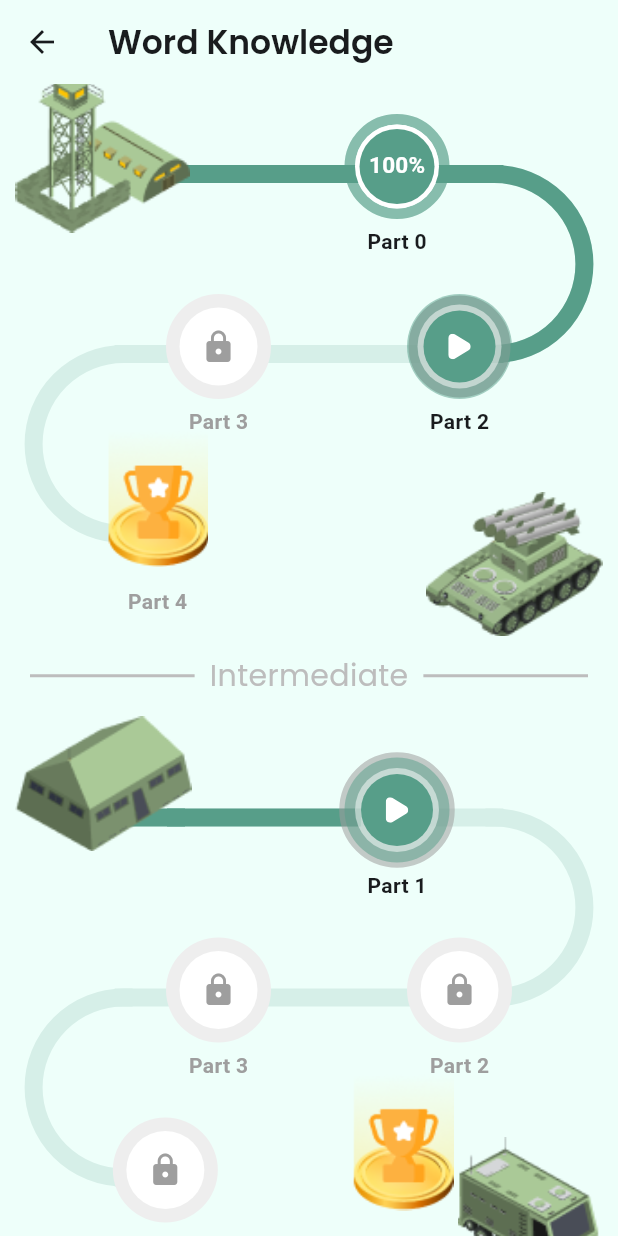
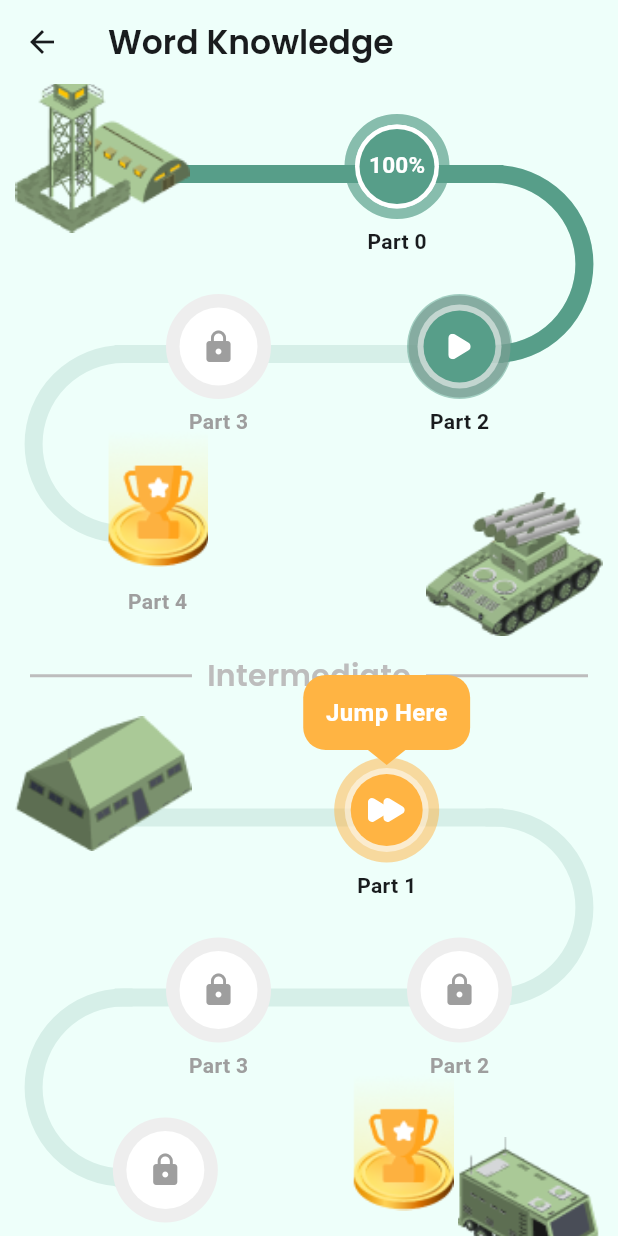
Before and after one commit to abc-elearning-app/abc_flutter_components, a Flutter app: the TestLevelsPathScreen screen opened by its route, on a phone screen of 412 x 824 dp. Run offline on Flutter 3.47's test engine with Material 3 defaults, Android fonts, the phone set to English and light mode, and no system bars; drawn by our look-alikes of oktoast, percent_indicator; our stand-ins replace figma_squircle, flutter_svg, fluttertoast, pinput.

Commit message:
minor_changes

```diff
--- a/example/lib/screens/new_components/levels_path_screen.dart
+++ b/example/lib/screens/new_components/levels_path_screen.dart
@@ -31,7 +31,7 @@ class TestLevelsPathScreen extends StatelessWidget {
           isFreeToday: false),
     ];
 
-    const int currentLevel2 = 0;
+    const int currentLevel2 = -1;
     final levelDataList2 = <LevelData>[
       LevelData(
           progress: 100,
@@ -60,7 +60,7 @@ class TestLevelsPathScreen extends StatelessWidget {
           isFreeToday: false),
     ];
 
-    const int currentLevel3 = 0;
+    const int currentLevel3 = -1;
     final levelDataList3 = <LevelData>[
       LevelData(
           progress: 100,
@@ -105,6 +105,7 @@ class TestLevelsPathScreen extends StatelessWidget {
         child: Column(
           children: [
             LevelsPath(
+              isStarted: true,
               startImage: 'assets/images/path_start.png',
               finishImage: 'assets/images/path_finish.png',
               levelDataList: levelDataList1,
@@ -126,6 +127,7 @@ class TestLevelsPathScreen extends StatelessWidget {
                   Text(
                     'Intermediate',
                     style: TextStyle(
+                        fontWeight: FontWeight.bold,
                         color: Colors.grey.shade400,
                         fontFamily: 'Poppins',
                         fontSize: 20),
@@ -162,6 +164,7 @@ class TestLevelsPathScreen extends StatelessWidget {
                   Text(
                     'Advanced',
                     style: TextStyle(
+                        fontWeight: FontWeight.bold,
                         color: Colors.grey.shade400,
                         fontFamily: 'Poppins',
                         fontSize: 20),
--- a/lib/src/widgets/levels_path/new_path_level_screen.dart
+++ b/lib/src/widgets/levels_path/new_path_level_screen.dart
@@ -17,6 +17,7 @@ class LevelData {
 }
 
 class LevelsPath extends StatefulWidget {
+  final bool isStarted;
   final String startImage;
   final String finishImage;
   final int drawSpeed;
@@ -25,6 +26,7 @@ class LevelsPath extends StatefulWidget {
 
   const LevelsPath(
       {super.key,
+      this.isStarted = false,
       required this.levelDataList,
       this.drawSpeed = 250,
       this.isFirstTimeOpen = true,
@@ -68,9 +70,13 @@ class _LevelsPathState extends State<LevelsPath> {
             : backgroundLevelLength ~/ (longRowCount + shortRowCount);
 
     // Calculate number of items to draw progress line
-    final progressLevelLength = widget.levelDataList.indexOf(
-            widget.levelDataList.firstWhere((level) => level.isCurrent)) +
-        2;
+    final progressLevelLength = widget.levelDataList
+            .where((element) => element.isCurrent)
+            .isEmpty
+        ? 0
+        : widget.levelDataList.indexOf(
+                widget.levelDataList.firstWhere((level) => level.isCurrent)) +
+            2;
     progressCycleCount = progressLevelLength <= longRowCount + shortRowCount
         ? 0
         : (progressLevelLength % (longRowCount + shortRowCount) == 0)
@@ -121,6 +127,7 @@ class _LevelsPathState extends State<LevelsPath> {
 
       // Levels
       LevelGrid(
+          isStarted: widget.isStarted,
           drawSpeed: widget.drawSpeed,
           rowItemCount: rowItemCount,
           isFirstTimeOpen: widget.isFirstTimeOpen,
--- a/lib/src/widgets/levels_path/new_widgets/level_grid.dart
+++ b/lib/src/widgets/levels_path/new_widgets/level_grid.dart
@@ -6,6 +6,7 @@ import '../../../../flutter_abc_jsc_components.dart';
 import 'level_widget.dart';
 
 class LevelGrid extends StatelessWidget {
+  final bool isStarted;
   final int drawSpeed;
   final int rowItemCount;
   final bool isFirstTimeOpen;
@@ -17,6 +18,7 @@ class LevelGrid extends StatelessWidget {
     required this.levelDataList,
     required this.drawSpeed,
     required this.rowItemCount,
+    required this.isStarted,
   });
 
   @override
@@ -89,6 +91,7 @@ class LevelGrid extends StatelessWidget {
   }
 
   Widget _getLevelWidget(int index, LevelData levelData) => Level(
+      isStarted: isStarted,
       rowItemCount: rowItemCount,
       progress: levelData.progress,
       isCurrent: levelData.isCurrent,
--- a/lib/src/widgets/levels_path/new_widgets/level_widget.dart
+++ b/lib/src/widgets/levels_path/new_widgets/level_widget.dart
@@ -1,8 +1,11 @@
+import 'package:flutter/cupertino.dart';
 import 'package:flutter/material.dart';
+import 'package:flutter/widgets.dart';
 import 'package:flutter_svg/flutter_svg.dart';
 import 'package:percent_indicator/circular_percent_indicator.dart';
 
 class Level extends StatefulWidget {
+  final bool isStarted;
   final int drawSpeed;
   final bool isCurrent;
   final int index;
@@ -25,7 +28,8 @@ class Level extends StatefulWidget {
       required this.isFirstTimeOpen,
       required this.drawSpeed,
       required this.isFinalLevel,
-      required this.rowItemCount});
+      required this.rowItemCount,
+      required this.isStarted});
 
   @override
   State<Level> createState() => _LevelState();
@@ -153,7 +157,11 @@ class _LevelState extends State<Level> with TickerProviderStateMixin {
                 opacity: _fadingInAnimation.value,
                 child: Transform.translate(
                     offset: Offset(0, _landingAnimation.value + 20),
-                    child: widget.isFinalLevel
+                    child: !widget.isStarted
+                        ? widget.index == 0
+                            ? _initialLevelWidget()
+                            : widget.isFinalLevel ? _finalLevelWidget() : _lockLevelWidget()
+                        : widget.isFinalLevel
                             ? _finalLevelWidget()
                             : widget.isCurrent
                                 ? _currentLevelWidget()
@@ -166,7 +174,11 @@ class _LevelState extends State<Level> with TickerProviderStateMixin {
             animation: _bouncingAnimation,
             builder: (_, __) => Transform.translate(
                 offset: Offset(0, _bouncingAnimation.value + 11),
-                child: widget.isFinalLevel
+                child: !widget.isStarted
+                    ? widget.index == 0
+                        ? _initialLevelWidget()
+                        : widget.isFinalLevel ? _finalLevelWidget() : _lockLevelWidget()
+                    : widget.isFinalLevel
                         ? _finalLevelWidget()
                         : widget.isCurrent
                             ? _currentLevelWidget()
@@ -232,7 +244,8 @@ class _LevelState extends State<Level> with TickerProviderStateMixin {
           ),
           Text(
             'Part ${widget.index + 1}',
-            style: const TextStyle(fontWeight: FontWeight.w600, color: Colors.grey),
+            style: const TextStyle(
+                fontWeight: FontWeight.w600, color: Colors.grey),
           ),
         ],
       );
@@ -260,6 +273,51 @@ class _LevelState extends State<Level> with TickerProviderStateMixin {
         ),
       ]);
 
+  Widget _initialLevelWidget() =>
+      Stack(alignment: Alignment.bottomCenter, children: [
+        Transform.translate(
+            offset: const Offset(0, -100),
+            child: Container(
+              height: 50,
+              padding: EdgeInsets.symmetric(horizontal: 15),
+              decoration: BoxDecoration(
+                color: const Color(0xFFFFB443),
+                borderRadius: BorderRadius.circular(15),
+              ),
+              child: const Center(
+                child: Text(
+                  'Jump Here',
+                  style: TextStyle(color: Colors.white, fontSize: 16, fontWeight: FontWeight.w600),
+                ),
+              ),
+            )),
+        Transform.translate(
+            offset: const Offset(0, -90),
+            child: CustomPaint(
+                size: const Size(25, 10),
+                painter:
+                    DownwardTrianglePainter(color: const Color(0xFFFFB443)))),
+        Transform.translate(
+          offset: const Offset(0, -25),
+          child: CircleAvatar(
+            radius: 35,
+            backgroundColor: const Color(0xFFFFB443).withOpacity(0.5),
+            child: CircleAvatar(
+              radius: 28,
+              backgroundColor: Colors.white.withOpacity(0.5),
+              child: CircleAvatar(
+                  radius: 24,
+                  backgroundColor: const Color(0xFFFFB443),
+                  child: SvgPicture.asset('assets/images/jump_here.svg')),
+            ),
+          ),
+        ),
+        Text(
+          'Part ${widget.index + 1}',
+          style: const TextStyle(fontWeight: FontWeight.w600),
+        ),
+      ]);
+
   Widget _finalLevelWidget() => Stack(alignment: Alignment.center, children: [
         Transform.translate(
           offset: const Offset(0, -70),
@@ -270,7 +328,9 @@ class _LevelState extends State<Level> with TickerProviderStateMixin {
           offset: const Offset(0, 25),
           child: Text(
             'Part ${widget.index + 1}',
-            style: TextStyle(fontWeight: FontWeight.w600, color: widget.isLock ? Colors.grey : null),
+            style: TextStyle(
+                fontWeight: FontWeight.w600,
+                color: widget.isLock ? Colors.grey : null),
           ),
         ),
       ]);
@@ -329,3 +389,31 @@ class SplashCirclePainter extends CustomPainter {
     return true;
   }
 }
+
+class DownwardTrianglePainter extends CustomPainter {
+  final Color color;
+
+  DownwardTrianglePainter({required this.color});
+
+  @override
+  void paint(Canvas canvas, Size size) {
+    // Define the points for the triangle
+    final path = Path()
+      ..moveTo(size.width / 2, size.height) // Bottom middle
+      ..lineTo(0, 0) // Top left
+      ..lineTo(size.width, 0) // Top right
+      ..close(); // Complete the triangle
+
+    final paint = Paint()
+      ..color = color
+      ..style = PaintingStyle.fill; // Fill the triangle
+
+    // Draw the triangle on the canvas
+    canvas.drawPath(path, paint);
+  }
+
+  @override
+  bool shouldRepaint(covariant CustomPainter oldDelegate) {
+    return false; // No need to repaint if there's no change
+  }
+}
```
Also changed, not shown: example/assets/images/jump_here.svg (added). Lines whose indentation alone changed are shown as unchanged.
